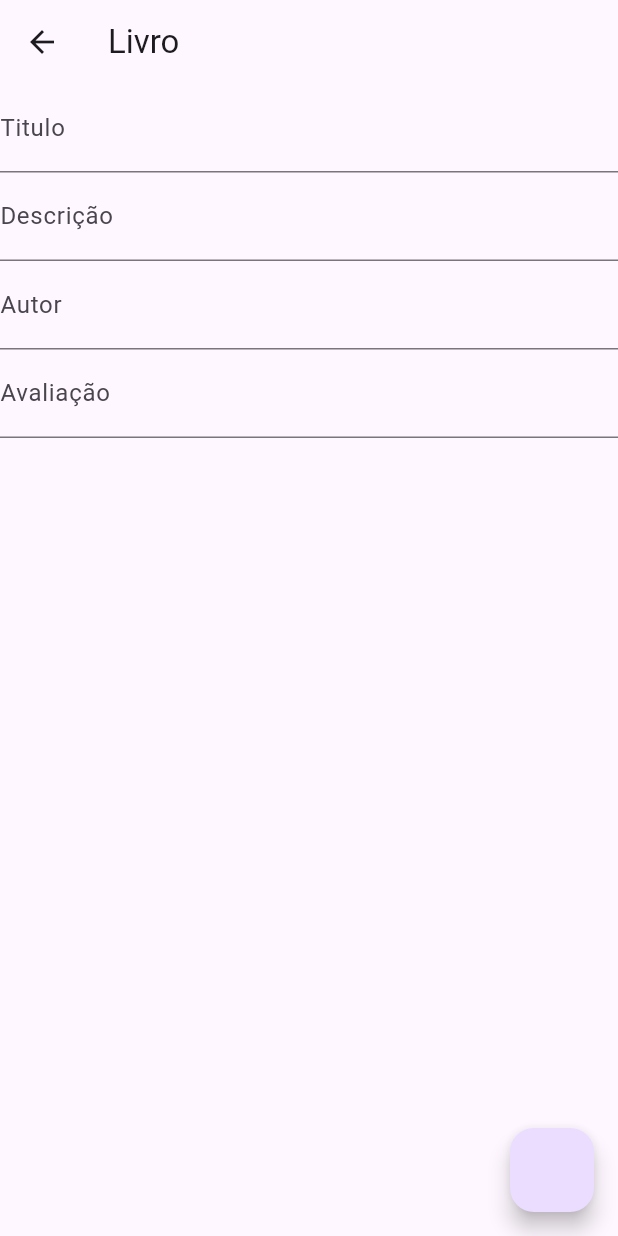
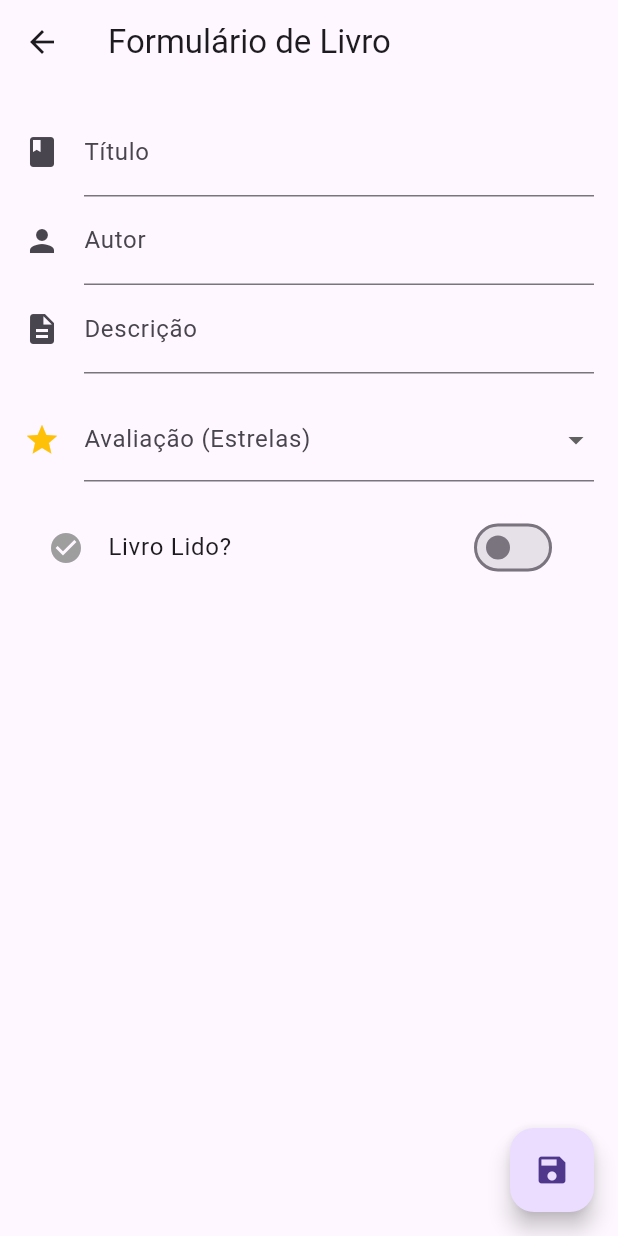
Before and after one commit to NossilAaaa/projbase, a Flutter app: the LivroForm screen opened directly, on a phone screen of 412 x 824 dp. Run offline on Flutter 3.47's test engine with Material 3 defaults, Android fonts, the phone set to English and light mode, and no system bars; our stand-ins replace cloud_firestore, firebase_core; accounts and stored records are empty.

Commit message:
Ativida de melhorias, segundo comitt

```diff
--- a/lib/components/editor.dart
+++ b/lib/components/editor.dart
@@ -5,13 +5,13 @@ class Editor extends StatelessWidget {
   final String rotulo;
   final String hint;
   final IconData? icone;
-  final String? msgErro; // parâmetro para a mensagem de validação
+  final String? msgErro; // Parâmetro para a mensagem de validação
 
   Editor(this.controlador, this.rotulo, this.hint, [this.icone, this.msgErro]);
 
   @override
   Widget build(BuildContext context) {
-    // trocado o TextField por TextFormField
+    // Trocado de TextField para TextFormField para permitir validação
     return TextFormField(
       controller: controlador,
       style: TextStyle(fontSize: 18.0),
--- a/lib/screens/livro_form.dart
+++ b/lib/screens/livro_form.dart
@@ -3,83 +3,129 @@ import '../model/livro.dart';
 import '../service/livroDao.dart';
 import '../components/editor.dart';
 
-class LivroForm extends StatefulWidget{
+class LivroForm extends StatefulWidget {
   final Livro? livro;
 
   LivroForm({this.livro});
 
   @override
-  State<StatefulWidget> createState(){
-    return LivroFormState();
-  }
+  State<StatefulWidget> createState() => LivroFormState();
 }
 
+class LivroFormState extends State<LivroForm> {
+  final _formKey = GlobalKey<FormState>(); // CHAVE DE VALIDAÇÃO
 
-
-
-class LivroFormState extends State<LivroForm>{
   final TextEditingController _controllerTitulo = TextEditingController();
   final TextEditingController _controllerDescricao = TextEditingController();
   final TextEditingController _controllerAutor = TextEditingController();
-  final TextEditingController _controllerAvaliacao = TextEditingController();
+
+  // Variáveis para os novos Widgets
+  String? _avaliacaoSelecionada;
+  bool _lido = false;
   String? id;
+
   Livrodao _service = Livrodao();
+
+  @override
+  void initState() {
+    super.initState();
+    if (widget.livro != null) { // Livro para alteração
+      id = widget.livro!.id;
+      _controllerTitulo.text = widget.livro!.titulo;
+      _controllerDescricao.text = widget.livro!.descricao;
+      _controllerAutor.text = widget.livro!.autor;
+
+      // Ajusta o dropdown e o switch com os dados do Firebase
+      _avaliacaoSelecionada = widget.livro!.avaliacao.isEmpty ? null : widget.livro!.avaliacao;
+      _lido = widget.livro!.status == '1'; // Vamos tratar '1' como lido e '0' como não lido
+    }
+  }
 
   @override
   Widget build(BuildContext context) {
     return Scaffold(
-      appBar: AppBar(title: Text("Livro")),
+      appBar: AppBar(title: Text("Formulário de Livro")),
       floatingActionButton: FloatingActionButton(
-          onPressed: (){
+        onPressed: () {
+          // VALIDAÇÃO: Só salva se todos os campos estiverem preenchidos
+          if (_formKey.currentState!.validate()) {
             gravar(context);
-      }),
+          }
+        },
+        child: Icon(Icons.save),
+      ),
       body: SingleChildScrollView(
+        padding: EdgeInsets.all(16.0),
+        child: Form( // ENVELOPE DO FORMULÁRIO PARA VALIDAÇÃO
+          key: _formKey,
           child: Column(
             children: <Widget>[
-            Editor(_controllerTitulo, "Titulo", "Informe o título", null),
-            Editor(_controllerDescricao, "Descrição", "Informe a descrição", null),
-            Editor(_controllerAutor, "Autor", "Informe os autores", null),
-            Editor(_controllerAvaliacao, "Avaliação", "Avalie o livro", null),
+              // Passando a mensagem de erro de validação para o Editor
+              Editor(_controllerTitulo, "Título", "Informe o título", Icons.book, "O título é obrigatório!"),
+              Editor(_controllerAutor, "Autor", "Informe os autores", Icons.person, "O autor é obrigatório!"),
+              Editor(_controllerDescricao, "Descrição", "Informe a descrição", Icons.description, "A descrição é obrigatória!"),
+
+              SizedBox(height: 16),
+
+              // WIDGET NOVO 1: Dropdown para Avaliação
+              DropdownButtonFormField<String>(
+                value: _avaliacaoSelecionada,
+                decoration: InputDecoration(
+                  labelText: "Avaliação (Estrelas)",
+                  icon: Icon(Icons.star, color: Colors.amber),
+                ),
+                items: ['1', '2', '3', '4', '5'].map((String valor) {
+                  return DropdownMenuItem<String>(
+                    value: valor,
+                    child: Text("$valor Estrelas"),
+                  );
+                }).toList(),
+                onChanged: (novoValor) => setState(() => _avaliacaoSelecionada = novoValor),
+                validator: (value) => value == null ? "Selecione uma avaliação!" : null,
+              ),
+
+              SizedBox(height: 16),
+
+              // WIDGET NOVO 2: Switch para Status de Leitura
+              SwitchListTile(
+                title: Text("Livro Lido?"),
+                secondary: Icon(Icons.check_circle, color: _lido ? Colors.green : Colors.grey),
+                value: _lido,
+                activeColor: Colors.green,
+                onChanged: (bool valor) => setState(() => _lido = valor),
+              )
             ],
+          ),
         ),
       ),
     );
   }
 
-  void gravar(BuildContext context) async{
-    if (id != null){//alteração
-      final liv = Livro(id : id!,
+  void gravar(BuildContext context) async {
+    // Converte o Switch (bool) para o formato do banco (String '1' ou '0')
+    String statusFinal = _lido ? '1' : '0';
+
+    if (id != null) { // Alteração
+      final liv = Livro(
+          id: id!,
           titulo: _controllerTitulo.text,
           descricao: _controllerDescricao.text,
           autor: _controllerAutor.text,
-      status: '0',
-         avaliacao: _controllerAvaliacao.text);
+          status: statusFinal,
+          avaliacao: _avaliacaoSelecionada!
+      );
       await _service.update(liv).then((v) => Navigator.pop(context));
-    }else{//inclusão
-      final liv = Livro(id : "",
+    } else { // Inclusão
+      final liv = Livro(
+          id: "", // O Firebase gera o ID automaticamente depois
           titulo: _controllerTitulo.text,
           descricao: _controllerDescricao.text,
           autor: _controllerAutor.text,
-          status: '0',
-          avaliacao: _controllerAvaliacao.text);
+          status: statusFinal,
+          avaliacao: _avaliacaoSelecionada!
+      );
       await _service.add(liv).then((v) => Navigator.pop(context));
     }
-    final SnackBar snackBar = SnackBar(
-        content: Text("Operação realizada com sucesso!"));
-    ScaffoldMessenger.of(context).showSnackBar(snackBar);
-  }
-
-  @override
-  void initState() {
-    super.initState();
-    if(widget.livro !=null){//livro pra alteração
-      id = widget.livro!.id;
-      _controllerTitulo.text = widget.livro!.titulo;
-      _controllerDescricao.text = widget.livro!.descricao;
-      _controllerAutor.text = widget.livro!.autor;
-      _controllerAvaliacao.text = widget.livro!.avaliacao;
+    ScaffoldMessenger.of(context).showSnackBar(SnackBar(content: Text("Operação realizada com sucesso!")));
   }
 }
-
-
-}
```
Also changed, not shown: lib/screens/livro_list.dart (+56 -61 lines), lib/firebase_options.dart, pubspec.lock. Lines whose indentation alone changed are shown as unchanged.
